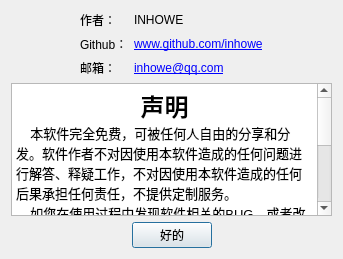
Old version of the form ComAssistant/about_me_dialog.ui in the repository petertheprocess/ComAssistant.
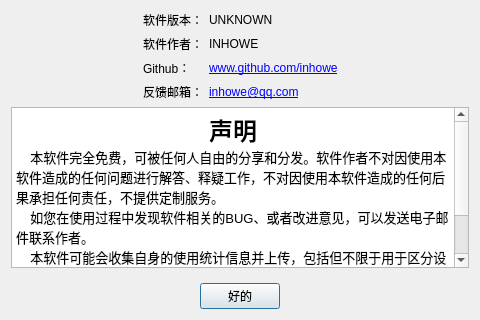
New version of the form.

Commit message: 关于界面增加软件版本号，邮箱链接自动补标题

What changed in the file:
```diff
--- a/ComAssistant/about_me_dialog.ui
+++ b/ComAssistant/about_me_dialog.ui
@@ -6,8 +6,8 @@
    <rect>
     <x>0</x>
     <y>0</y>
-    <width>343</width>
-    <height>259</height>
+    <width>480</width>
+    <height>320</height>
    </rect>
   </property>
   <property name="windowTitle">
@@ -44,45 +44,59 @@
      </item>
      <item>
       <layout class="QFormLayout" name="formLayout">
-       <item row="0" column="0">
-        <widget class="QLabel" name="label_4">
-         <property name="text">
-          <string>作者：</string>
-         </property>
-        </widget>
-       </item>
-       <item row="0" column="1">
-        <widget class="QLabel" name="label_2">
-         <property name="text">
-          <string>&lt;html&gt;&lt;head/&gt;&lt;body&gt;&lt;p&gt;INHOWE&lt;/p&gt;&lt;/body&gt;&lt;/html&gt;</string>
-         </property>
-        </widget>
-       </item>
        <item row="1" column="0">
         <widget class="QLabel" name="label_5">
          <property name="text">
-          <string>Github：</string>
+          <string>软件作者：</string>
          </property>
         </widget>
        </item>
        <item row="1" column="1">
         <widget class="QLabel" name="label_3">
          <property name="text">
-          <string>&lt;a href=&quot;www.github.com/inhowe&quot;&gt;www.github.com/inhowe&lt;/a&gt;</string>
+          <string>&lt;html&gt;&lt;head/&gt;&lt;body&gt;&lt;p&gt;INHOWE&lt;/p&gt;&lt;/body&gt;&lt;/html&gt;</string>
          </property>
         </widget>
        </item>
        <item row="2" column="0">
         <widget class="QLabel" name="label_6">
          <property name="text">
-          <string>邮箱：</string>
+          <string>Github：</string>
          </property>
         </widget>
        </item>
        <item row="2" column="1">
         <widget class="QLabel" name="label_7">
          <property name="text">
-          <string>&lt;a href=&quot;mailto:inhowe@qq.com&quot;&gt;inhowe@qq.com&lt;/a&gt;</string>
+          <string>&lt;a href=&quot;www.github.com/inhowe&quot;&gt;www.github.com/inhowe&lt;/a&gt;</string>
+         </property>
+        </widget>
+       </item>
+       <item row="3" column="0">
+        <widget class="QLabel" name="label_email">
+         <property name="text">
+          <string>反馈邮箱：</string>
+         </property>
+        </widget>
+       </item>
+       <item row="3" column="1">
+        <widget class="QLabel" name="email">
+         <property name="text">
+          <string>&lt;a href=&quot;mailto:inhowe@qq.com?subject=ComAssistantj建议/BUG反馈&quot;&gt;inhowe@qq.com&lt;/a&gt;</string>
+         </property>
+        </widget>
+       </item>
+       <item row="0" column="0">
+        <widget class="QLabel" name="label_version">
+         <property name="text">
+          <string>软件版本：</string>
+         </property>
+        </widget>
+       </item>
+       <item row="0" column="1">
+        <widget class="QLabel" name="version">
+         <property name="text">
+          <string>UNKNOWN</string>
          </property>
         </widget>
        </item>
```
Left out of the diff: 8 changed lines with no effect on the pictures. The commit also changes 5 other files.
